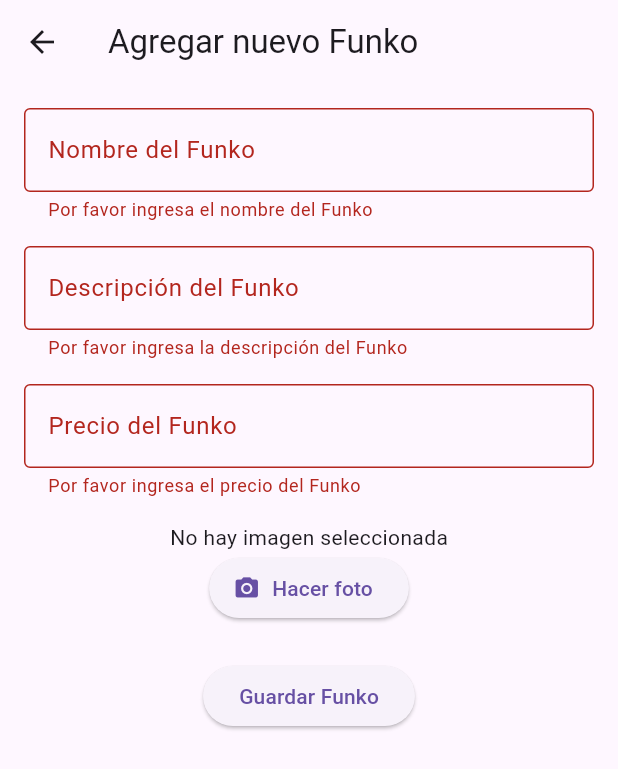
After one commit to AaronPitarch/pop_collect, a Flutter app: the AddFunkoScreen screen opened directly, after a tap on "Guardar Funko", on a phone screen of 412 x 824 dp. The commit adds this screen. Shown: the top 769 px of the screen. Run offline on Flutter 3.47's test engine with Material 3 defaults, Android fonts, the phone set to English and light mode, and no system bars; our stand-ins replace cloud_firestore, firebase_auth, firebase_core, firebase_storage, fluttertoast, image_picker; accounts and stored records are empty.

Commit message:
Agregar y editar Firebase storage

```diff
--- a/lib/main.dart
+++ b/lib/main.dart
@@ -20,6 +20,7 @@ class PopCollect extends StatelessWidget {
         ChangeNotifierProvider(create: (_) => AppProvider()),
       ],
       child: MaterialApp(
+        debugShowCheckedModeBanner: false,
         title: 'Pop Collect',
         theme: ThemeData(primarySwatch: Colors.blue),
         home: const LoginScreen(), //Inicia la app con la pantalla de login
--- /dev/null
+++ b/lib/presentation/screens/add_funko_screen.dart
@@ -0,0 +1,158 @@
+import 'dart:io';
+
+import 'package:cloud_firestore/cloud_firestore.dart';
+import 'package:firebase_auth/firebase_auth.dart';
+import 'package:firebase_storage/firebase_storage.dart';
+import 'package:flutter/material.dart';
+import 'package:image_picker/image_picker.dart';
+
+class AddFunkoScreen extends StatefulWidget {
+  const AddFunkoScreen({super.key});
+
+  @override
+  AddFunkoScreenState createState() => AddFunkoScreenState();
+}
+
+class AddFunkoScreenState extends State<AddFunkoScreen> {
+  final _formKey = GlobalKey<FormState>();
+  final _nameController = TextEditingController();
+  final _descriptionController = TextEditingController();
+  final _priceController = TextEditingController();
+  final FirebaseAuth _auth = FirebaseAuth.instance;
+  final FirebaseFirestore _firestore = FirebaseFirestore.instance;
+  final FirebaseStorage _storage = FirebaseStorage.instance;
+  File? _image;
+
+  //Metodo para seleccionoar una imagen desde la camara o galeria
+  Future<void> _pickImage() async {
+    final picker = ImagePicker();
+    final pickedFile = await picker.pickImage(source: ImageSource.camera);
+    if (pickedFile != null) {
+      setState(() {
+        _image = File(pickedFile.path);
+      });
+    }
+  }
+
+  Future<String?> _uploadImage(File image) async {
+    try {
+      final storageRef = _storage.ref().child('funkos/${DateTime.now().millisecondsSinceEpoch}.jpg');
+      final uploadTask = await storageRef.putFile(image);
+      final downloadUrl = await uploadTask.ref.getDownloadURL();
+      return downloadUrl;
+    } catch (e) {
+      print('Error al subir la imagen: $e');
+      return null;
+    }
+  }
+
+  //Funcion para guardar el Funko en Firestore
+  Future<void> _saveFunko() async {
+    if (_formKey.currentState!.validate()) {
+      String? imageUrl;
+      if (_image != null) {
+        imageUrl = await _uploadImage(_image!);
+      }
+
+      try {
+        await _firestore.collection('funkos').add({
+          'name': _nameController.text.trim(),
+          'description': _descriptionController.text.trim(),
+          'price': double.parse(_priceController.text.trim()),
+          'imageUrl': imageUrl,
+          'userId': _auth.currentUser?.uid,
+          'createdAt': Timestamp.now(),
+        });
+        if (mounted) {
+          Navigator.pop(context);
+          ScaffoldMessenger.of(context).showSnackBar(
+            const SnackBar(content: Text('Funko añadido exitosamente')),
+          );
+        }
+      } catch (e) {
+        if (mounted) {
+          ScaffoldMessenger.of(context).showSnackBar(
+            SnackBar(content: Text('Error al añadir el Funko: $e')),
+          );
+        }
+      }
+    }
+  }
+
+  @override
+  Widget build(BuildContext context) {
+    return Scaffold(
+      appBar: AppBar(
+        title: const Text('Agregar nuevo Funko'),
+      ),
+      body: SingleChildScrollView(
+        padding: const EdgeInsets.all(16.0),
+        child: Form(
+          key: _formKey,
+          child: Column(
+            children: [
+              TextFormField(
+                controller: _nameController,
+                decoration: const InputDecoration(
+                  labelText: 'Nombre del Funko',
+                  border: OutlineInputBorder(),
+                ),
+                validator: (value) {
+                  if (value == null || value.isEmpty) {
+                    return 'Por favor ingresa el nombre del Funko';
+                  }
+                  return null;
+                },
+              ),
+              const SizedBox(height: 16),
+              TextFormField(
+                controller: _descriptionController,
+                decoration: const InputDecoration(
+                  labelText: 'Descripción del Funko',
+                  border: OutlineInputBorder(),
+                ),
+                validator: (value) {
+                  if (value == null || value.isEmpty) {
+                    return 'Por favor ingresa la descripción del Funko';
+                  }
+                  return null;
+                },
+              ),
+              const SizedBox(height: 16),
+              TextFormField(
+                controller: _priceController,
+                decoration: const InputDecoration(
+                  labelText: 'Precio del Funko',
+                  border: OutlineInputBorder(),
+                ),
+                keyboardType: TextInputType.number,
+                validator: (value) {
+                  if (value == null || value.isEmpty) {
+                    return 'Por favor ingresa el precio del Funko';
+                  }
+                  if (double.tryParse(value) == null) {
+                    return 'Por favor ingresa un número válido';
+                  }
+                  return null;
+                },
+              ),
+              const SizedBox(height: 16),
+              //Mostrar la imagen seleccionada
+              _image != null ? Image.file(_image!, height: 150) : const Text('No hay imagen seleccionada'),
+              ElevatedButton.icon(
+                onPressed: _pickImage,
+                icon: const Icon(Icons.camera_alt),
+                label: const Text('Hacer foto'),
+              ),
+              const SizedBox(height: 24),
+              ElevatedButton(
+                onPressed: _saveFunko,
+                child: const Text('Guardar Funko'),
+              ),
+            ]
+          )
+        ),
+      ),
+    );
+  }
+}
--- a/pubspec.yaml
+++ b/pubspec.yaml
@@ -33,10 +33,12 @@ dependencies:
   dio: ^5.7.0
   firebase_auth: ^5.2.0
   firebase_core: ^3.4.0
+  firebase_storage: ^12.2.0
   flutter:
     sdk: flutter
   fluttertoast: ^8.2.8
   http: ^1.2.2
+  image_picker: ^1.1.2
   provider: ^6.1.2
 
 dev_dependencies:
```
Also changed, not shown: lib/presentation/screens/funko_detail_screen.dart (added, +182 -0 lines), lib/presentation/screens/home_screen.dart (+16 -1 lines), pubspec.lock, 7 other files.
